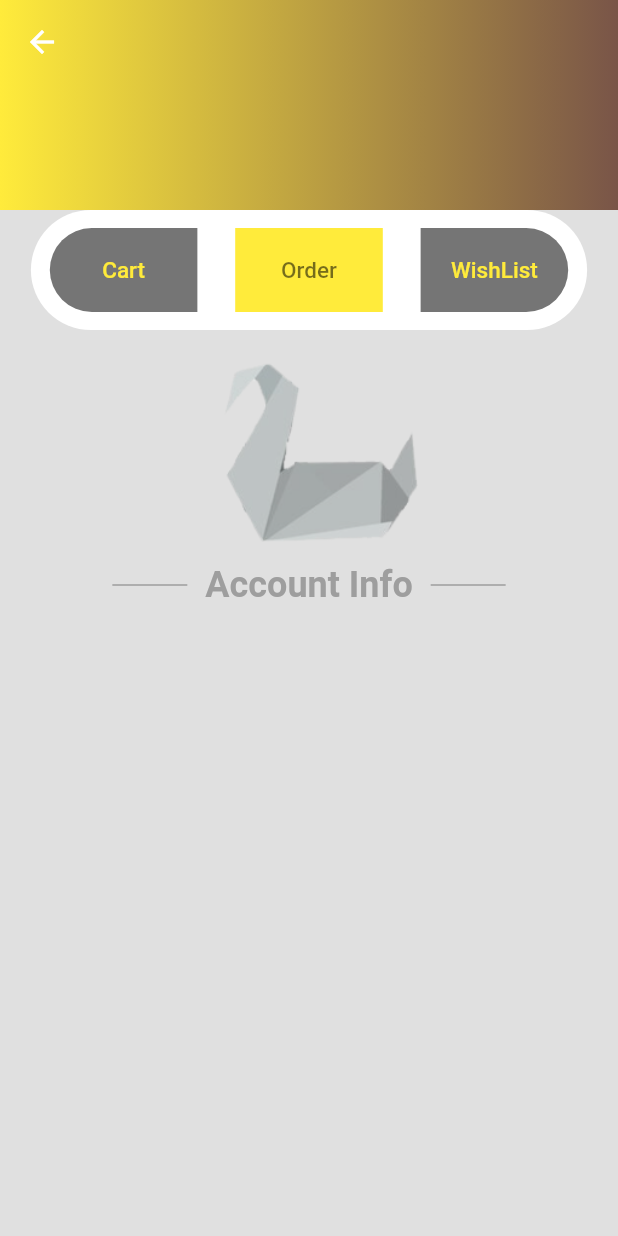
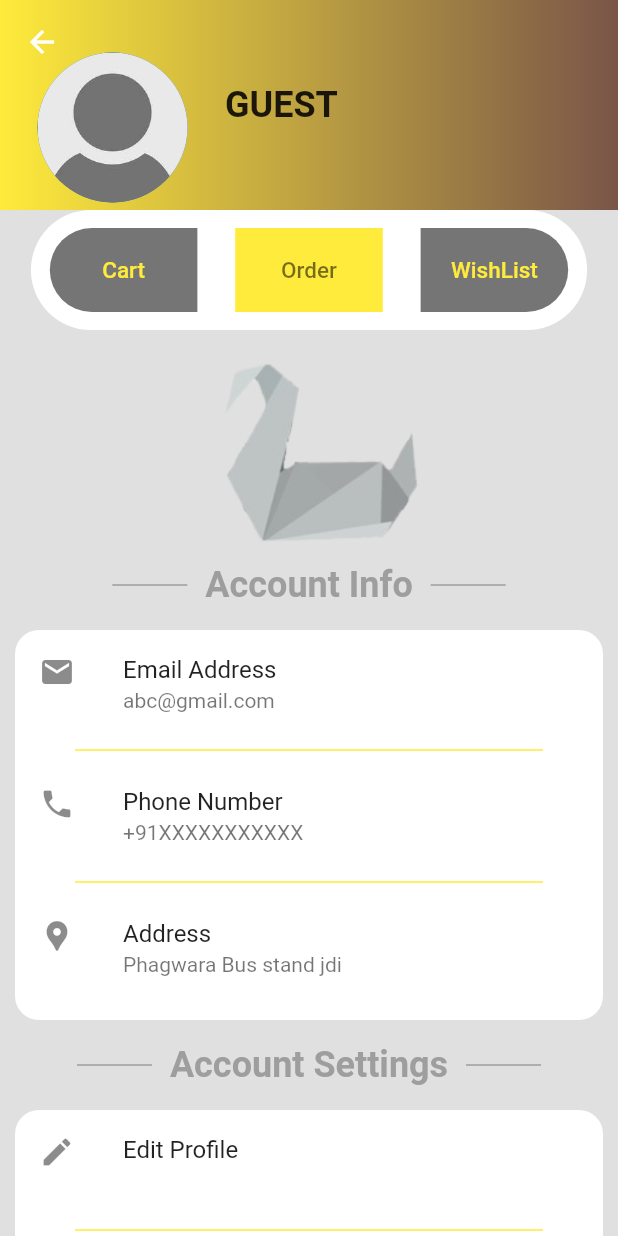
Before and after one commit to kishanup78910/ecom, a Flutter app: the ProfileScreen screen opened directly, on a phone screen of 412 x 824 dp. Run offline on Flutter 3.47's test engine with Material 2 defaults, Android fonts, the phone set to English and light mode, and no system bars.

Commit message:
Profile Page completed

```diff
--- a/lib/main_screen/profileScreen.dart
+++ b/lib/main_screen/profileScreen.dart
@@ -28,13 +28,31 @@ class _ProfileScreenState extends State<ProfileScreen> {
                     decoration: const BoxDecoration(
                         gradient: LinearGradient(
                             colors: [Colors.yellow, Colors.brown])),
+                    child: Row(children: [
+                      const Padding(
+                        padding: EdgeInsets.only(left: 25.0, top: 30),
+                        child: CircleAvatar(
+                          radius: 50,
+                          backgroundImage: AssetImage('images/inapp/guest.jpg'),
+                        ),
+                      ),
+                      Padding(
+                        padding: const EdgeInsets.only(left: 25.0),
+                        child: Text(
+                          'guest'.toUpperCase(),
+                          style: const TextStyle(
+                              fontSize: 24, fontWeight: FontWeight.w600),
+                        ),
+                      )
+                    ]),
                   ),
                 );
               },
             ),
           ),
           SliverToBoxAdapter(
-            child: Column(children: [
+            child: Column(
+              children: [
                 Container(
                   height: 80,
                   width: MediaQuery.of(context).size.width * 0.9,
@@ -126,11 +144,140 @@ class _ProfileScreenState extends State<ProfileScreen> {
                     image: AssetImage('images/inapp/logo.jpg'),
                   ),
                 ),
+                const ProfileHeaderLabel(headerLable: 'Account Info'),
+                Padding(
+                  padding: const EdgeInsets.all(10.0),
+                  child: Container(
+                    height: 260,
+                    decoration: BoxDecoration(
+                        color: Colors.white,
+                        borderRadius: BorderRadius.circular(16)),
+                    child: Column(
+                      children: [
+                        RepeatedListTile(
+                          icon: Icons.email,
+                          title: 'Email Address',
+                          subTitle: 'abc@gmail.com',
+                          onPressed: () {},
+                        ),
+                        const Padding(
+                          padding: EdgeInsets.symmetric(horizontal: 40.0),
+                          child: Divider(
+                            color: Colors.yellow,
+                            thickness: 1,
+                          ),
+                        ),
+                        const RepeatedListTile(
+                          icon: Icons.phone,
+                          title: "Phone Number",
+                          subTitle: '+91XXXXXXXXXXX',
+                        ),
+                        const Padding(
+                          padding: EdgeInsets.symmetric(horizontal: 40.0),
+                          child: Divider(
+                            color: Colors.yellow,
+                            thickness: 1,
+                          ),
+                        ),
+                        const RepeatedListTile(
+                            icon: Icons.location_pin,
+                            title: "Address",
+                            subTitle: "Phagwara Bus stand jdi")
+                      ],
+                    ),
+                  ),
+                ),
+                const ProfileHeaderLabel(
+                  headerLable: 'Account Settings',
+                ),
+                Padding(
+                  padding: const EdgeInsets.all(10.0),
+                  child: Container(
+                    height: 260,
+                    decoration: BoxDecoration(
+                        color: Colors.white,
+                        borderRadius: BorderRadius.circular(16)),
+                    child: Column(
+                      children: [
+                        RepeatedListTile(
+                          title: 'Edit Profile',
+                          icon: Icons.edit,
+                          subTitle: '',
+                          onPressed: () {},
+                        ),
+                        const Padding(
+                          padding: EdgeInsets.symmetric(horizontal: 40.0),
+                          child: Divider(
+                            color: Colors.yellow,
+                            thickness: 1,
+                          ),
+                        ),
+                        RepeatedListTile(
+                          icon: Icons.lock,
+                          title: "Change Password",
+                          onPressed: () {},
+                        ),
+                        const Padding(
+                          padding: EdgeInsets.symmetric(horizontal: 40.0),
+                          child: Divider(
+                            color: Colors.yellow,
+                            thickness: 1,
+                          ),
+                        ),
+                        RepeatedListTile(
+                            icon: Icons.logout,
+                            title: 'Logout',
+                            onPressed: () {}),
+                      ],
+                    ),
+                  ),
+                ),
+              ],
+            ),
+          )
+        ],
+      ),
+    );
+  }
+}
+
+class RepeatedListTile extends StatelessWidget {
+  final String title;
+  final String subTitle;
+  final IconData icon;
+  final Function()? onPressed;
+
+  const RepeatedListTile({
+    super.key,
+    required this.icon,
+    required this.title,
+    this.subTitle = '',
+    this.onPressed,
+  });
+
+  @override
+  Widget build(BuildContext context) {
+    return InkWell(
+      onTap: onPressed,
+      child: ListTile(
+        title: Text(title),
+        subtitle: Text(subTitle),
+        leading: Icon(icon),
+      ),
+    );
+  }
+}
+
+class ProfileHeaderLabel extends StatelessWidget {
+  final String headerLable;
+  const ProfileHeaderLabel({super.key, required this.headerLable});
+
+  @override
+  Widget build(BuildContext context) {
+    return SizedBox(
+      height: 40,
+      child: Row(mainAxisAlignment: MainAxisAlignment.center, children: [
         const SizedBox(
-                height: 40,
-                child:
-                    Row(mainAxisAlignment: MainAxisAlignment.center, children: [
-                  SizedBox(
           height: 40,
           width: 50,
           child: Divider(
@@ -139,13 +286,11 @@ class _ProfileScreenState extends State<ProfileScreen> {
           ),
         ),
         Text(
-                    "  Account Info  ",
-                    style: TextStyle(
-                        color: Colors.grey,
-                        fontSize: 24,
-                        fontWeight: FontWeight.w600),
+          "  $headerLable  ",
+          style: const TextStyle(
+              color: Colors.grey, fontSize: 24, fontWeight: FontWeight.w600),
         ),
-                  SizedBox(
+        const SizedBox(
           height: 40,
           width: 50,
           child: Divider(
@@ -154,11 +299,6 @@ class _ProfileScreenState extends State<ProfileScreen> {
           ),
         ),
       ]),
-              )
-            ]),
-          )
-        ],
-      ),
     );
   }
 }
```
Lines whose indentation alone changed are shown as unchanged.
